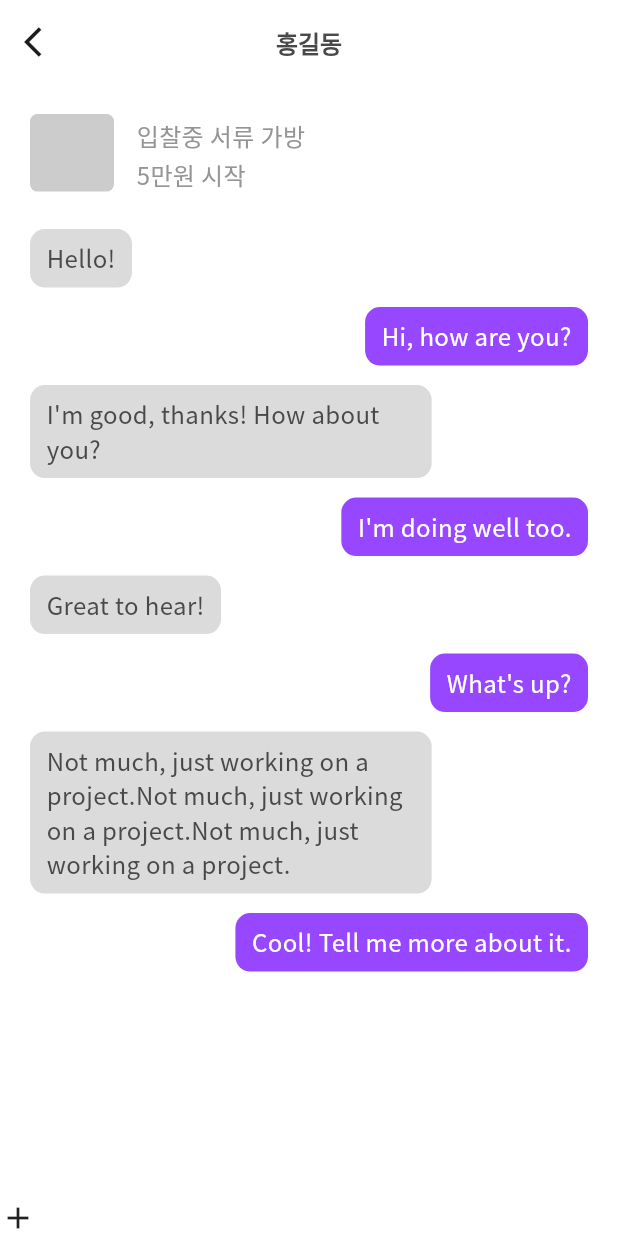
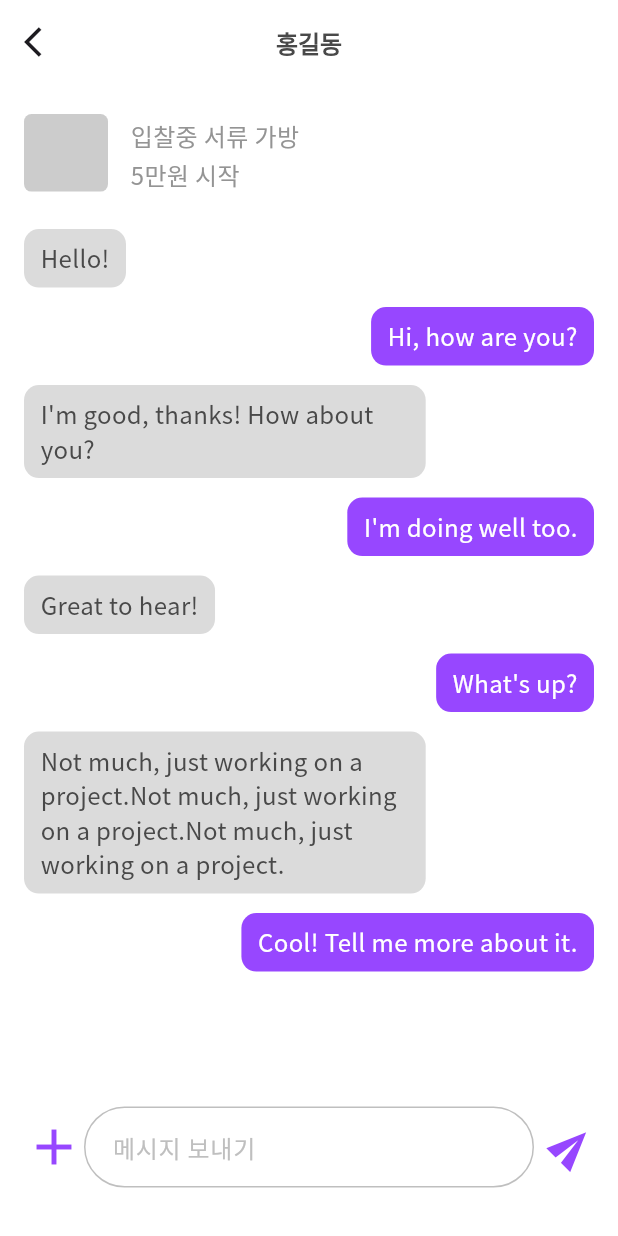
Before and after one commit to Doyun-1999/As_FE, a Flutter app: the ChatInfoScreen widget shown alone on an empty page, opened directly with empty values, on a phone screen of 412 x 824 dp. Run offline on Flutter 3.47's test engine with Material 3 defaults, Android fonts, the phone set to English and light mode, and no system bars; our stand-ins replace dio, firebase_auth, firebase_core, flutter_riverpod, flutter_secure_storage, go_router and 2 more; missing offline and left inert: flutter_naver_login, kakao_flutter_sdk_common, kakao_flutter_sdk_user, kpostal; accounts and stored records are empty; network calls fail.

Commit message:
[fix] 서버 연동전 간단한 오류 수정
1. 이미지 추가할 때 스크롤 안되는 문제 해결
2. 이미지 추가 위젯 generation 후 문의하기 화면에 이미지 추가
3. 필요없는 라우팅 제거
4. 스크롤 이동 함수 추가

```diff
--- a/lib/chat/view/chat_info_screen.dart
+++ b/lib/chat/view/chat_info_screen.dart
@@ -1,14 +1,17 @@
+import 'package:auction_shop/common/component/textformfield.dart';
 import 'package:auction_shop/common/dio/dio.dart';
 import 'package:auction_shop/common/variable/color.dart';
 import 'package:auction_shop/common/variable/textstyle.dart';
 import 'package:auction_shop/common/layout/default_layout.dart';
 import 'package:auction_shop/common/view/root_tab.dart';
 import 'package:auction_shop/main.dart';
+import 'package:flutter/cupertino.dart';
 import 'package:flutter/material.dart';
+import 'package:flutter/widgets.dart';
 import 'package:go_router/go_router.dart';
 //import 'package:socket_io_client/socket_io_client.dart' as IO;
 
-class ChatInfoScreen extends StatelessWidget {
+class ChatInfoScreen extends StatefulWidget {
   static String get routeName => 'chatInfo';
   final String id;
   //final IO.Socket socket = IO.io(BASE_URL + '/sub/room/', IO.OptionBuilder().setTransports(['websocket']).build());
@@ -16,6 +19,13 @@ class ChatInfoScreen extends StatelessWidget {
     required this.id,
     super.key,
   });
+
+  @override
+  State<ChatInfoScreen> createState() => _ChatInfoScreenState();
+}
+
+class _ChatInfoScreenState extends State<ChatInfoScreen> {
+  TextEditingController _textController = TextEditingController();
 
   @override
   Widget build(BuildContext context) {
@@ -34,7 +44,7 @@ class ChatInfoScreen extends StatelessWidget {
       appBar: AppBar(
         centerTitle: true,
         title: Text(
-          '홍길동$id',
+          '홍길동${widget.id}',
           style: tsNotoSansKR(
               fontSize: 16,
               fontWeight: FontWeight.bold,
@@ -50,6 +60,8 @@ class ChatInfoScreen extends StatelessWidget {
           ),
         ),
       ),
+      child: Padding(
+        padding: const EdgeInsets.symmetric(horizontal: 16),
         child: Column(
           children: [
             SizedBox(
@@ -72,9 +84,22 @@ class ChatInfoScreen extends StatelessWidget {
               ),
             ),
             Row(
-            children: [Icon(Icons.add)],
-          )
+              children: [
+                Icon(
+                  Icons.add,
+                  size: 40,
+                  color: auctionColor.mainColor,
+                ),
+                Expanded(child: CustomTextFormField(controller: _textController, hintText: '메시지 보내기', borderRadius: 100,),),
+                SizedBox(width: 10,),
+                Transform.rotate(
+                  angle: -45 * 3.14 / 180,
+                  child: Icon(Icons.send,size: 30,color: auctionColor.mainColor,),),
               ],
+            ),
+            SizedBox(height: ratio.height * 35,),
+          ],
+        ),
       ),
     );
   }
@@ -90,7 +115,6 @@ class ChatInfoScreen extends StatelessWidget {
             margin: const EdgeInsets.only(
               bottom: 25,
               right: 15,
-              left: 20,
             ),
             decoration: BoxDecoration(
               color: auctionColor.subGreyColorCC,
@@ -138,7 +162,8 @@ class ChatInfoScreen extends StatelessWidget {
     );
   }
 
-  Align ChatBox(BuildContext context, {
+  Align ChatBox(
+    BuildContext context, {
     required String msg,
     required bool isMe,
   }) {
@@ -148,7 +173,7 @@ class ChatInfoScreen extends StatelessWidget {
         constraints: BoxConstraints(
           maxWidth: MediaQuery.of(context).size.width * 0.65,
         ),
-        margin: const EdgeInsets.only(bottom: 13, left: 20, right: 20),
+        margin: const EdgeInsets.only(bottom: 13),
         padding: const EdgeInsets.symmetric(vertical: 8, horizontal: 11),
         decoration: BoxDecoration(
           color: isMe ? auctionColor.mainColor : auctionColor.subGreyColorDB,
@@ -166,7 +191,8 @@ class ChatInfoScreen extends StatelessWidget {
     );
   }
 
-  Align isFirstChatBox(BuildContext context, {
+  Align isFirstChatBox(
+    BuildContext context, {
     required String msg,
   }) {
     return Align(
@@ -180,7 +206,8 @@ class ChatInfoScreen extends StatelessWidget {
             margin: const EdgeInsets.only(right: 8),
             decoration: BoxDecoration(
               image: DecorationImage(
-                image: NetworkImage('https://flexible.img.hani.co.kr/flexible/normal/970/777/imgdb/resize/2019/0926/00501881_20190926.JPG'),
+                image: NetworkImage(
+                    'https://flexible.img.hani.co.kr/flexible/normal/970/777/imgdb/resize/2019/0926/00501881_20190926.JPG'),
                 fit: BoxFit.fill,
               ),
             ),
@@ -200,7 +227,7 @@ class ChatInfoScreen extends StatelessWidget {
               style: tsNotoSansKR(
                 fontSize: 16,
                 fontWeight: FontWeight.w400,
-                color:auctionColor.subBlackColor49,
+                color: auctionColor.subBlackColor49,
               ),
             ),
           ),
--- a/lib/common/component/textformfield.dart
+++ b/lib/common/component/textformfield.dart
@@ -18,9 +18,11 @@ class CustomTextFormField extends StatelessWidget {
   final List<TextInputFormatter>? inputFormatters;
   final bool expands;
   final int? maxLines;
+  final double borderRadius;
   const CustomTextFormField({
     required this.controller,
     required this.hintText,
+    this.borderRadius = 8,
     this.onChanged,
     this.enabled = true,
     this.readOnly = false,
@@ -60,13 +62,13 @@ class CustomTextFormField extends StatelessWidget {
         suffixIcon: suffixIcon,
         prefixIcon: prefixIcon,
         disabledBorder: OutlineInputBorder(
-          borderRadius: BorderRadius.circular(8),
+          borderRadius: BorderRadius.circular(borderRadius),
           borderSide: BorderSide(
             color: Color(0xFFBFBFBF),
           ),
         ),
         focusedErrorBorder: OutlineInputBorder(
-          borderRadius: BorderRadius.circular(8),
+          borderRadius: BorderRadius.circular(borderRadius),
           borderSide: BorderSide(
             color: Colors.red,
           ),
@@ -81,13 +83,13 @@ class CustomTextFormField extends StatelessWidget {
           color: Color(0xFFBFBFBF),
         ),
         enabledBorder: OutlineInputBorder(
-          borderRadius: BorderRadius.circular(8),
+          borderRadius: BorderRadius.circular(borderRadius),
           borderSide: BorderSide(
             color: Color(0xFFBFBFBF),
           ),
         ),
         focusedBorder: OutlineInputBorder(
-          borderRadius: BorderRadius.circular(8),
+          borderRadius: BorderRadius.circular(borderRadius),
           borderSide: BorderSide(
             color: Color(0xFFBFBFBF),
           ),
--- a/lib/user/view/mypage_inner/address_screen.dart
+++ b/lib/user/view/mypage_inner/address_screen.dart
@@ -52,7 +52,6 @@ class AddressScreen extends StatelessWidget {
             ),
 
             InfoBox(
-              firstBoxText: '기본 배송지',
               widget: ListView(
                 shrinkWrap: true,
                 physics: NeverScrollableScrollPhysics(),
@@ -80,7 +79,6 @@ class AddressScreen extends StatelessWidget {
             ),
 
             InfoBox(
-              firstBoxText: '기본 배송지',
               widget: ListView(
                 shrinkWrap: true,
                 physics: NeverScrollableScrollPhysics(),
```
Also changed, not shown: lib/common/variable/function.dart (added, +10 -0 lines), lib/product/component/upload_image_box.dart (added, +60 -0 lines), lib/product/view/product_info_screen.dart (+103 -67 lines), lib/product/view/register/register_product_screen.dart (+18 -8 lines), lib/user/component/info_box.dart (+5 -5 lines), lib/user/view/mypage_inner/question_screen.dart (+87 -8 lines), lib/user/view/mypage_screen.dart (+5 -5 lines). Lines whose indentation alone changed are shown as unchanged.
